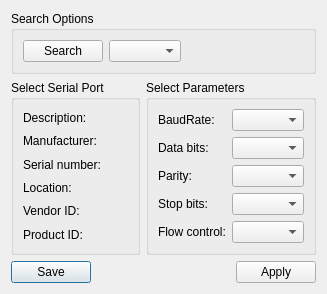
Above: settingsdialog.ui from kot9pa/com-monitor before the change. Below: the same form after it.
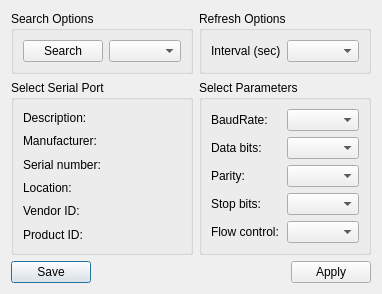
That is the form after the change.

The edit to the form file:
```diff
--- a/settingsdialog.ui
+++ b/settingsdialog.ui
@@ -6,7 +6,7 @@
    <rect>
     <x>0</x>
     <y>0</y>
-    <width>327</width>
+    <width>354</width>
     <height>268</height>
    </rect>
   </property>
@@ -161,20 +161,20 @@
      </layout>
     </widget>
    </item>
-   <item row="0" column="0" colspan="2">
+   <item row="0" column="0">
     <widget class="QGroupBox" name="additionalOptionsGroupBox">
      <property name="title">
       <string>Search Options</string>
      </property>
-     <layout class="QGridLayout" name="gridLayout_4">
-      <item row="0" column="0">
+     <layout class="QHBoxLayout" name="horizontalLayout_3">
+      <item>
        <widget class="QPushButton" name="searchButton">
         <property name="text">
          <string>Search</string>
         </property>
        </widget>
       </item>
-      <item row="0" column="1">
+      <item>
        <widget class="QComboBox" name="serialPortInfoListBox">
         <property name="sizePolicy">
          <sizepolicy hsizetype="Preferred" vsizetype="Fixed">
@@ -193,18 +193,24 @@
         </property>
        </widget>
       </item>
-      <item row="0" column="2">
-       <spacer name="horizontalSpacer_3">
-        <property name="orientation">
-         <enum>Qt::Horizontal</enum>
+     </layout>
+    </widget>
+   </item>
+   <item row="0" column="1">
+    <widget class="QGroupBox" name="refreshOption">
+     <property name="title">
+      <string>Refresh Options</string>
+     </property>
+     <layout class="QHBoxLayout" name="horizontalLayout_2">
+      <item>
+       <widget class="QLabel" name="refreshLabel">
+        <property name="text">
+         <string>Interval (sec)</string>
         </property>
-        <property name="sizeHint" stdset="0">
-         <size>
-          <width>40</width>
-          <height>20</height>
-         </size>
-        </property>
-       </spacer>
+       </widget>
+      </item>
+      <item>
+       <widget class="QComboBox" name="refreshBox"/>
       </item>
      </layout>
     </widget>
```
